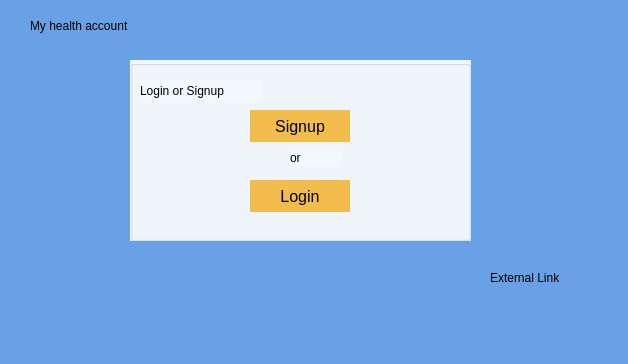
Before: the Qt Designer form landingpage.ui in Darijan444/COV-19-Desktop_App, drawn with Qt 5.
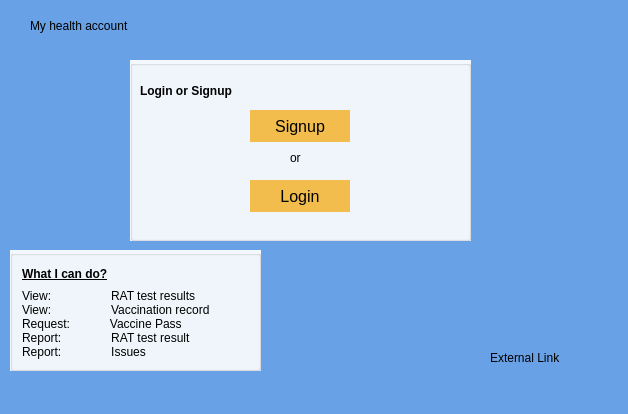
After: the same form once the commit is applied.

Diff of the .ui file:
```diff
--- a/landingpage.ui
+++ b/landingpage.ui
@@ -7,7 +7,7 @@
     <x>0</x>
     <y>0</y>
     <width>628</width>
-    <height>364</height>
+    <height>414</height>
    </rect>
   </property>
   <property name="font">
@@ -63,8 +63,13 @@
        <height>21</height>
       </rect>
      </property>
+     <property name="font">
+      <font>
+       <bold>true</bold>
+      </font>
+     </property>
      <property name="styleSheet">
-      <string notr="true">background-color: rgb(242, 248, 253)</string>
+      <string notr="true">background-color: rgb(242, 248, 253,0)</string>
      </property>
      <property name="text">
       <string>Login or Signup </string>
@@ -160,7 +165,7 @@
       </rect>
      </property>
      <property name="styleSheet">
-      <string notr="true">background-color: rgb(242, 248, 253)</string>
+      <string notr="true">background-color: rgb(242, 248, 253,0)</string>
      </property>
      <property name="text">
       <string>or</string>
@@ -171,7 +176,7 @@
     <property name="geometry">
      <rect>
       <x>490</x>
-      <y>270</y>
+      <y>350</y>
       <width>101</width>
       <height>16</height>
      </rect>
@@ -183,6 +188,56 @@
      <string>External Link</string>
     </property>
    </widget>
+   <widget class="QGroupBox" name="groupBox_2">
+    <property name="geometry">
+     <rect>
+      <x>10</x>
+      <y>250</y>
+      <width>251</width>
+      <height>121</height>
+     </rect>
+    </property>
+    <property name="styleSheet">
+     <string notr="true">background-color: rgb(242, 248, 253)</string>
+    </property>
+    <property name="title">
+     <string/>
+    </property>
+    <layout class="QVBoxLayout" name="verticalLayout">
+     <item>
+      <widget class="QLabel" name="label_4">
+       <property name="font">
+        <font>
+         <bold>true</bold>
+         <underline>true</underline>
+         <kerning>false</kerning>
+        </font>
+       </property>
+       <property name="styleSheet">
+        <string notr="true">background-color: rgb(242, 248, 253,0)</string>
+       </property>
+       <property name="text">
+        <string>What I can do?</string>
+       </property>
+      </widget>
+     </item>
+     <item>
+      <widget class="QLabel" name="label_5">
+       <property name="styleSheet">
+        <string notr="true">font: 11pt &quot;.AppleSystemUIFont&quot;;
+background-color: rgb(242, 248, 253,0)</string>
+       </property>
+       <property name="text">
+        <string>View:                  RAT test results
+View:                  Vaccination record
+Request:            Vaccine Pass
+Report:               RAT test result
+Report:               Issues</string>
+       </property>
+      </widget>
+     </item>
+    </layout>
+   </widget>
   </widget>
   <widget class="QMenuBar" name="menubar">
    <property name="geometry">
@@ -190,7 +245,7 @@
      <x>0</x>
      <y>0</y>
      <width>628</width>
-     <height>26</height>
+     <height>22</height>
     </rect>
    </property>
   </widget>
```
